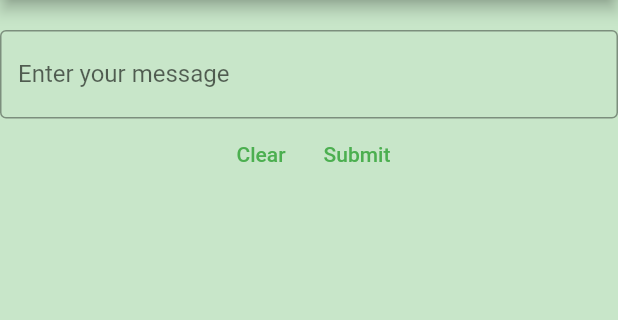
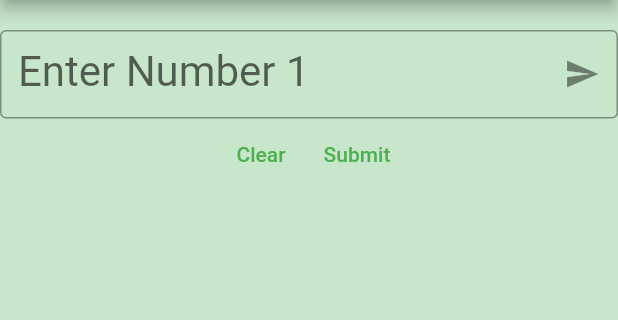
Before and after one commit to WiedjajaAtmadja/flutter_week6_simple_hello, a Flutter app: the screen it shows after launch, after a tap on "Clear", on a phone screen of 412 x 824 dp, the part 84-404 px from its top. Run offline on Flutter 3.47's test engine with Material 2 defaults, Android fonts, the phone set to English and light mode, and no system bars.

Commit message:
final example

```diff
--- a/lib/main.dart
+++ b/lib/main.dart
@@ -28,7 +28,26 @@ class MyHomePage extends StatefulWidget {
 }
 
 class _MyHomePageState extends State<MyHomePage> {
-  var listMessages = [];
+  var listMessages = [
+    // 'John',
+    // 'Mary',
+    // 'Peter',
+    // 'Paul',
+    // 'James',
+    // 'John',
+    // 'Mary',
+    // 'Peter',
+    // 'Paul',
+    // 'John',
+    // 'Mary',
+    // 'Peter',
+    // 'Paul',
+    // 'James',
+    // 'John',
+    // 'Mary',
+    // 'Peter',
+    // 'Paul',
+  ];
 
   var lineEditController = TextEditingController();
   // String name = '';
@@ -43,6 +62,7 @@ class _MyHomePageState extends State<MyHomePage> {
           const SizedBox(height: 20),
           TextField(
             controller: lineEditController,
+            // keyboardType: TextInputType.phone,
             onSubmitted: (value) => setState(() {
               listMessages.add(value);
               lineEditController.clear();
@@ -50,7 +70,9 @@ class _MyHomePageState extends State<MyHomePage> {
             }),
             decoration: const InputDecoration(
               border: OutlineInputBorder(),
-              labelText: 'Enter your message',
+              labelText: 'Enter Number 1',
+              labelStyle: TextStyle(fontSize: 28),
+              suffixIcon: Icon(Icons.send),
             ),
           ),
           Row(
@@ -61,6 +83,7 @@ class _MyHomePageState extends State<MyHomePage> {
                   onPressed: () {
                     setState(() {
                       listMessages.clear();
+                      lineEditController.clear();
                     });
                   }),
               TextButton(
@@ -73,7 +96,15 @@ class _MyHomePageState extends State<MyHomePage> {
                   }),
             ],
           ),
-          for (var name in listMessages) Text('Hello $name'),
+          // for (var name in listMessages) Text('Hello $name'),
+          SingleChildScrollView(
+            child: Column(
+              children: [
+                // for (var name in listMessages) Text('Hello $name'),
+                ...listMessages.map((e) => Text('Hello $e')),
+              ],
+            ),
+          )
         ],
       ),
     );
```
